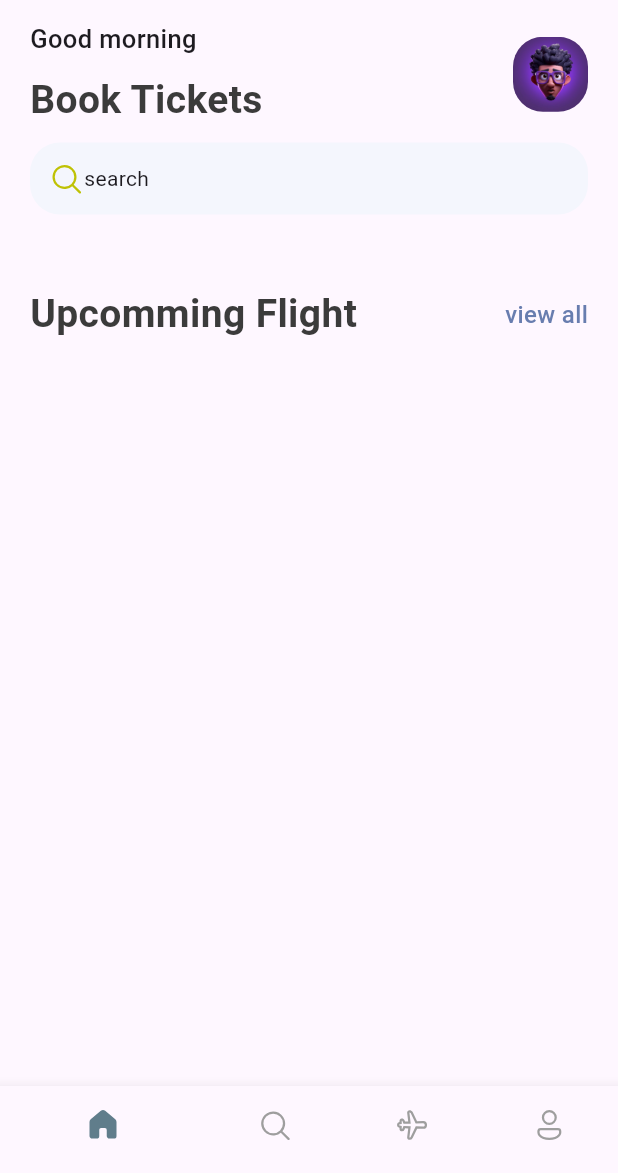
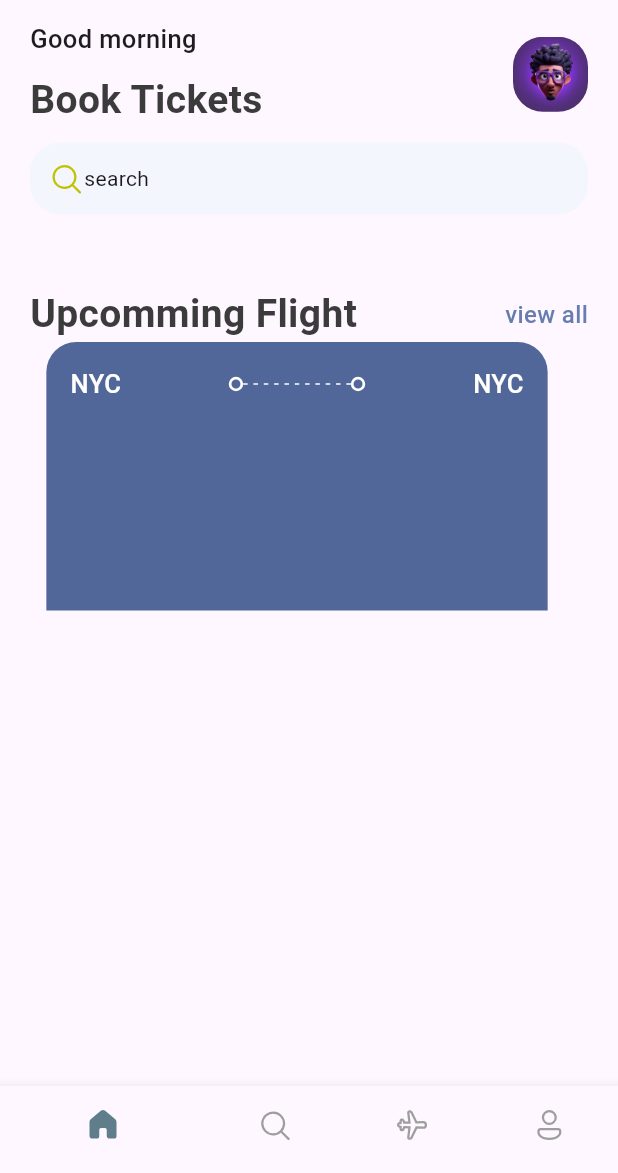
Before and after one commit to DAdawit/new_flutter, a Flutter app: the screen it shows after launch, on a phone screen of 412 x 824 dp, the part 63-1236 px from its top. Run offline on Flutter 3.47's test engine with Material 3 defaults, Android fonts, the phone set to English and light mode, and no system bars; our stand-ins replace fluentui_icons.

Commit message:
flight ticket card started

```diff
--- a/lib/base/res/styles/app_styles.dart
+++ b/lib/base/res/styles/app_styles.dart
@@ -5,6 +5,8 @@ Color primary = const Color(0xFF687DAF);
 class AppStyles {
   static Color primaryColor = primary;
   static Color textColor = const Color(0xFF3B3B3B);
+  static Color ticketBlue = const Color(0XFF526799);
+  static Color ticketOrange = const Color(0xFFF47B56);
   static TextStyle textStyle =
       TextStyle(fontSize: 16, fontWeight: FontWeight.w500, color: textColor);
   static TextStyle headLine1 =
--- /dev/null
+++ b/lib/base/widgets/app_layoutbuilder_widget.dart
@@ -0,0 +1,27 @@
+import 'package:flutter/cupertino.dart';
+import 'package:flutter/material.dart';
+
+class AppLayoutbuilderWidget extends StatelessWidget {
+  final int randomDivider;
+
+  const AppLayoutbuilderWidget({super.key, required this.randomDivider});
+
+  @override
+  Widget build(BuildContext context) {
+    return LayoutBuilder(
+        builder: (BuildContext context, BoxConstraints constraints) {
+      print("${(constraints.constrainWidth() / randomDivider).floor()}");
+      return Flex(
+          mainAxisAlignment: MainAxisAlignment.spaceBetween,
+          direction: Axis.horizontal,
+          children: List.generate(
+              (constraints.constrainWidth() / randomDivider).floor(),
+              (index) => const SizedBox(
+                    width: 3,
+                    height: 1,
+                    child: DecoratedBox(
+                        decoration: BoxDecoration(color: Colors.white)),
+                  )));
+    });
+  }
+}
--- /dev/null
+++ b/lib/base/widgets/big_dot.dart
@@ -0,0 +1,17 @@
+import 'package:flutter/cupertino.dart';
+import 'package:flutter/material.dart';
+
+class BigDot extends StatelessWidget {
+  const BigDot({super.key});
+
+  @override
+  Widget build(BuildContext context) {
+    return Container(
+      padding: const EdgeInsets.all(3),
+      decoration: BoxDecoration(
+        border: Border.all(width: 1.8, color: Colors.white),
+        borderRadius: BorderRadius.circular(20),
+      ),
+    );
+  }
+}
--- /dev/null
+++ b/lib/base/widgets/ticket_view.dart
@@ -0,0 +1,61 @@
+import 'package:flutter/cupertino.dart';
+import 'package:flutter/material.dart';
+import 'package:flutter_application_1/base/res/styles/app_styles.dart';
+import 'package:flutter_application_1/base/widgets/app_layoutbuilder_widget.dart';
+import 'package:flutter_application_1/base/widgets/big_dot.dart';
+
+class Tickeview extends StatelessWidget {
+  const Tickeview({super.key});
+
+  @override
+  Widget build(BuildContext context) {
+    final size = MediaQuery.of(context).size;
+    return SizedBox(
+      width: size.width * 0.85,
+      height: 179,
+      child: Container(
+        margin: const EdgeInsets.only(right: 16),
+        padding: const EdgeInsets.all(16),
+        decoration: BoxDecoration(
+            color: AppStyles.ticketBlue,
+            borderRadius: const BorderRadius.only(
+                topLeft: Radius.circular(20), topRight: Radius.circular(20))),
+        child: Column(
+          children: [
+            Row(
+              // mainAxisAlignment: MainAxisAlignment.spaceBetween,
+              children: [
+                Text(
+                  "NYC",
+                  style: AppStyles.headLine3.copyWith(color: Colors.white),
+                ),
+                Expanded(child: Container()),
+                const BigDot(),
+                const Expanded(
+                    child: Stack(
+                  children: [
+                    SizedBox(
+                      child: AppLayoutbuilderWidget(randomDivider: 6),
+                    ),
+                    Center(
+                        // child: Text("helllo"),
+                        )
+                  ],
+                )),
+                const BigDot(),
+                Expanded(child: Container()),
+                Text(
+                  "NYC",
+                  style: AppStyles.headLine3.copyWith(color: Colors.white),
+                ),
+              ],
+            ),
+            const Row(
+              children: [],
+            ),
+          ],
+        ),
+      ),
+    );
+  }
+}
--- a/lib/screens/home_screen.dart
+++ b/lib/screens/home_screen.dart
@@ -5,6 +5,7 @@ import 'package:flutter/widgets.dart';
 import 'package:flutter_application_1/base/res/styles/app_styles.dart';
 import 'package:flutter_application_1/base/res/styles/media.dart';
 import 'package:flutter_application_1/base/widgets/app_double_text.dart';
+import 'package:flutter_application_1/base/widgets/ticket_view.dart';
 
 class HomeScreen extends StatelessWidget {
   const HomeScreen({super.key});
@@ -60,6 +61,7 @@ class HomeScreen extends StatelessWidget {
                 const SizedBox(height: 48),
                 const AppDoubleText(
                     bigText: "Upcomming Flight", smallText: "view all"),
+                const Tickeview(),
               ],
             ),
           ),
```
